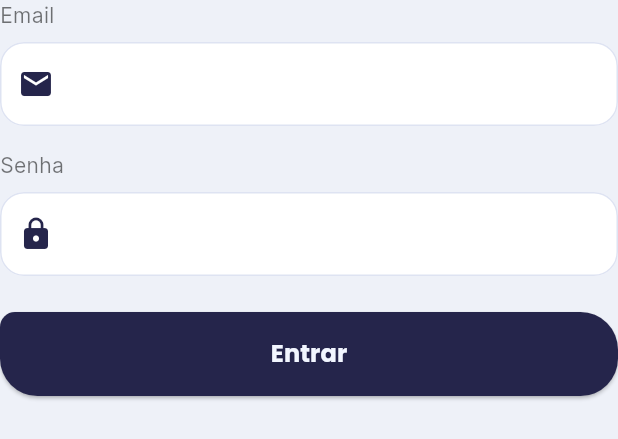
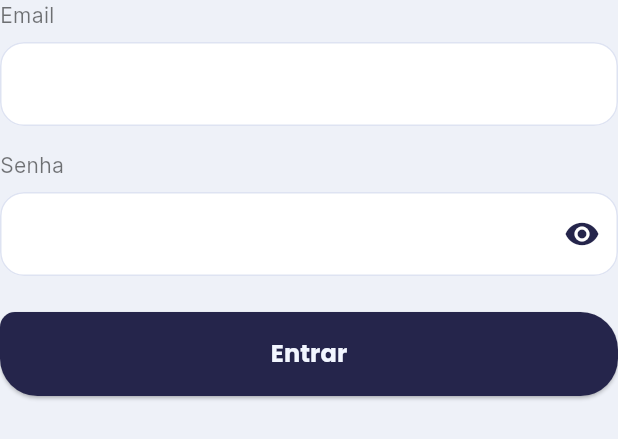
Before and after one commit to mikaelletavares/movies_app, a Flutter app: the SignInForm widget shown alone on an empty page, opened directly, on a phone screen of 412 x 824 dp. Shown: the top 439 px of the screen. Run offline on Flutter 3.47's test engine with Material 3 defaults, Android fonts, the phone set to English and light mode, and no system bars; our stand-ins replace rive; network calls fail.

Commit message:
edit sign in sign up

```diff
--- a/lib/components/loginAndRegister/sign_in_form.dart
+++ b/lib/components/loginAndRegister/sign_in_form.dart
@@ -96,14 +96,12 @@ class _SignInFormState extends State<SignInForm> {
           child: Column(
             crossAxisAlignment: CrossAxisAlignment.start,
             children: [
-              const TextFieldComponent(
+              TextFieldComponent(
+                isObscure: false,
                 title: 'Email',
-                icon: Icons.email,
-                isObscure: false,
               ),
-              const TextFieldComponent(
+              TextFieldComponent(
                 title: 'Senha',
-                icon: Icons.lock,
                 isObscure: true,
               ),
               Padding(
--- a/lib/components/text_field.dart
+++ b/lib/components/text_field.dart
@@ -1,17 +1,22 @@
 import 'package:flutter/material.dart';
 import 'package:movies_app/utils/constants.dart';
 
-class TextFieldComponent extends StatelessWidget {
+class TextFieldComponent extends StatefulWidget {
   final String title;
-  final IconData icon;
   final bool isObscure;
 
   const TextFieldComponent({
-    super.key,
+    Key? key,
     required this.title,
-    required this.icon,
     required this.isObscure,
-  });
+  }) : super(key: key);
+
+  @override
+  _TextFieldComponentState createState() => _TextFieldComponentState();
+}
+
+class _TextFieldComponentState extends State<TextFieldComponent> {
+  bool _obscureText = true;
 
   @override
   Widget build(BuildContext context) {
@@ -19,7 +24,7 @@ class TextFieldComponent extends StatelessWidget {
       crossAxisAlignment: CrossAxisAlignment.start,
       children: [
         Text(
-          title,
+          widget.title,
           style: const TextStyle(
             color: Colors.black54,
           ),
@@ -27,7 +32,7 @@ class TextFieldComponent extends StatelessWidget {
         Padding(
           padding: const EdgeInsets.only(top: 8, bottom: 16),
           child: TextFormField(
-            obscureText: isObscure,
+            obscureText: widget.isObscure ? _obscureText : false,
             validator: (value) {
               if (value!.isEmpty) {
                 return "";
@@ -35,10 +40,20 @@ class TextFieldComponent extends StatelessWidget {
               return null;
             },
             decoration: InputDecoration(
-              prefixIcon: Icon(
-                icon,
-                color: backgroundColorDark,
-              ),
+              suffixIcon: widget.isObscure
+                  ? IconButton(
+                      icon: Icon(
+                        _obscureText ? Icons.visibility : Icons.visibility_off,
+                        color: backgroundColorDark,
+                      ),
+                      onPressed: () {
+                        // Alternar a visibilidade da senha
+                        setState(() {
+                          _obscureText = !_obscureText;
+                        });
+                      },
+                    )
+                  : null,
             ),
           ),
         ),
--- a/lib/screens/entry_point.dart
+++ b/lib/screens/entry_point.dart
@@ -135,7 +135,7 @@ class _EntryPointState extends State<EntryPoint>
                   child: Stack(
                     children: [
                       Positioned(
-                        top: 75,
+                        top: 50,
                         right: 10,
                         child: Container(
                           width: 40,
--- a/lib/screens/movieScreens/movie_details.dart
+++ b/lib/screens/movieScreens/movie_details.dart
@@ -125,7 +125,7 @@ class MovieDetails extends StatelessWidget {
                         ),
                         ButtonColumn(
                           text: 'Favoritos',
-                          defaultIcon: Icons.favorite_border,
+                          defaultIcon: Icons.star_border,
                           selectedIcon: Icons.favorite,
                         ),
                       ],
--- a/lib/screens/movieScreens/movie_screen.dart
+++ b/lib/screens/movieScreens/movie_screen.dart
@@ -24,7 +24,7 @@ class MovieScreen extends StatelessWidget {
                 children: [
                   Text(
                     'Terror',
-                    style: movieTitleTextStyle,
+                    style: movieGenderTextStyle,
                   ),
                   SizedBox(
                     height: 10,
@@ -35,7 +35,7 @@ class MovieScreen extends StatelessWidget {
                   ),
                   Text(
                     'Comédia',
-                    style: movieTitleTextStyle,
+                    style: movieGenderTextStyle,
                   ),
                   SizedBox(
                     height: 10,
@@ -46,7 +46,7 @@ class MovieScreen extends StatelessWidget {
                   ),
                   Text(
                     'Romance',
-                    style: movieTitleTextStyle,
+                    style: movieGenderTextStyle,
                   ),
                   SizedBox(
                     height: 10,
```
Also changed, not shown: lib/components/buttonColumn.dart (+8 -1 lines), lib/components/loginAndRegister/sign_in_dialog.dart (+21 -16 lines), lib/components/loginAndRegister/sign_up_dialog.dart (+22 -17 lines), lib/components/loginAndRegister/sign_up_form.dart (+3 -6 lines), lib/screens/profile_screen.dart (+74 -2 lines), lib/utils/constants.dart (+16 -0 lines).
